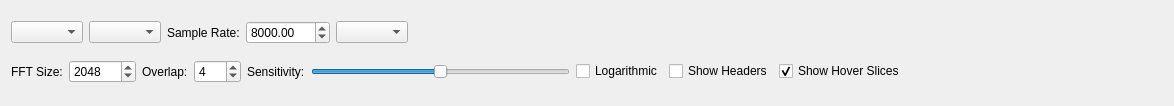
This is src/hobbits-plugins/displays/Spectrogram/spectrogramcontrols.ui in goldest-star/binary-analysis-tool as Qt 5 draws it before an edit. The edited form follows.
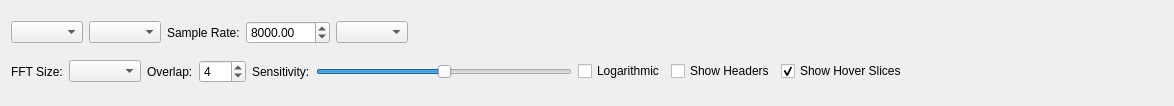
This is the edited form.

Commit message: Updated the Spectrogram to have a QComboBox instead of a QSpinBox for gathering the FFT Size from the user.

What changed in the file:
```diff
--- a/src/hobbits-plugins/displays/Spectrogram/spectrogramcontrols.ui
+++ b/src/hobbits-plugins/displays/Spectrogram/spectrogramcontrols.ui
@@ -70,20 +70,7 @@
       </widget>
      </item>
      <item>
-      <widget class="QSpinBox" name="sb_fftSize">
-       <property name="suffix">
-        <string/>
-       </property>
-       <property name="minimum">
-        <number>32</number>
-       </property>
-       <property name="maximum">
-        <number>131072</number>
-       </property>
-       <property name="value">
-        <number>2048</number>
-       </property>
-      </widget>
+      <widget class="QComboBox" name="cb_fftSize"/>
      </item>
      <item>
       <widget class="QLabel" name="label_2">
```
The commit also changes 2 other files.
